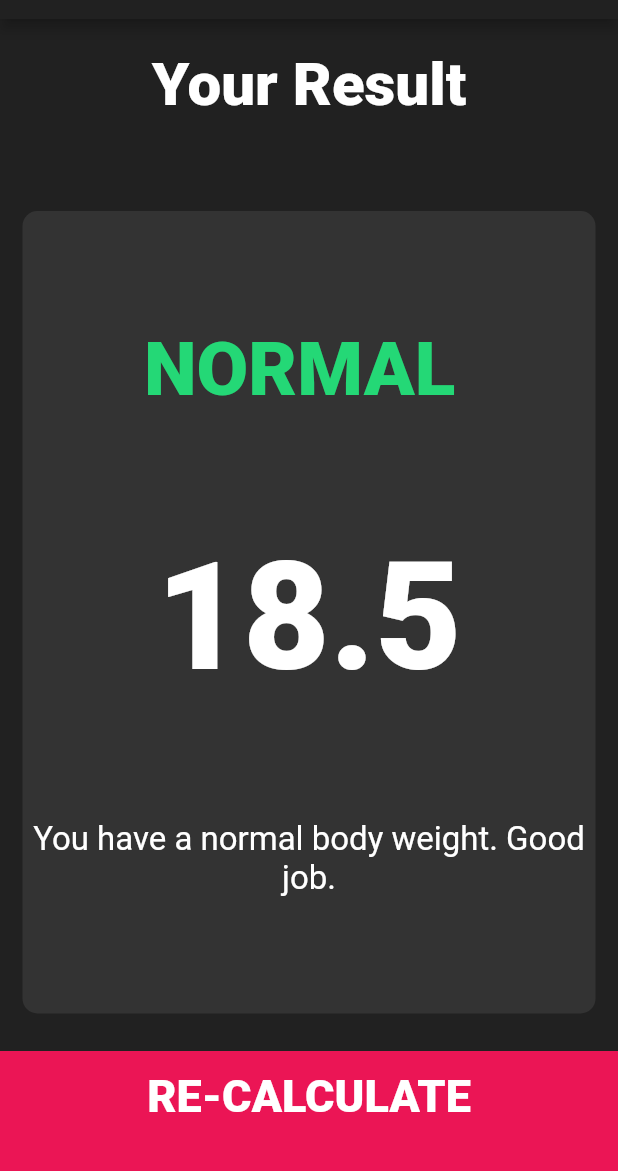
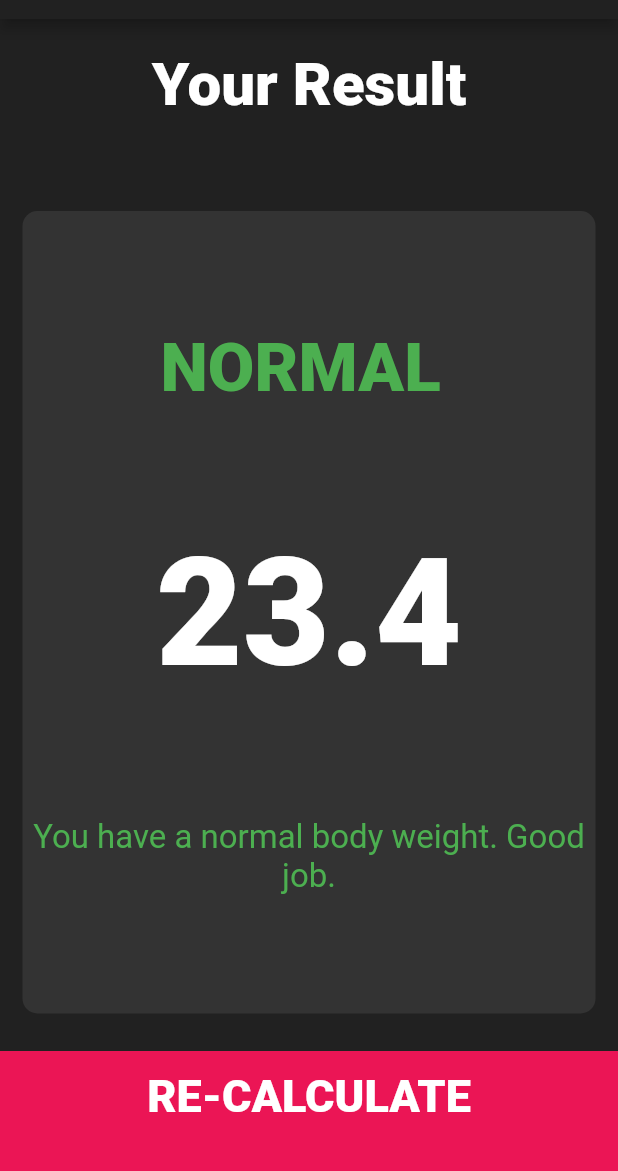
Before and after one commit to githubanis/bmi-calculator-flutter, a Flutter app: the screen it shows after launch, after a tap on "CALCULATE", on a phone screen of 412 x 824 dp, the part 65-1236 px from its top. Run offline on Flutter 3.47's test engine with Material 2 defaults, Android fonts, the phone set to English and light mode, and no system bars; our stand-ins replace font_awesome_flutter.

Commit message:
re-touch

```diff
--- a/lib/calculator_brain.dart
+++ b/lib/calculator_brain.dart
@@ -1,55 +1,76 @@
 import 'dart:math';
+
+import 'package:flutter/material.dart';
 
 class CalculatorBrain {
   CalculatorBrain({this.height, this.weight});
 
-  final int height;
-  final int weight;
+  final double height;
+  final double weight;
 
+  String _resultText;
+  Color _color;
+  String _interpolation;
   double _bmi;
 
-  String calculateBMI() {
-    _bmi = weight / pow(height / 100, 2);
+  String getBMI() {
     return _bmi.toStringAsFixed(1);
   }
 
-  String getResult() {
-    if (_bmi >= 40.0) {
-      return 'Obese Class III';
-    } else if (_bmi >= 35) {
-      return 'Obese Class II';
-    } else if (_bmi >= 30) {
-      return 'Obese Class I';
-    } else if (_bmi >= 25) {
-      return 'Overweight';
-    } else if (_bmi >= 18.5) {
-      return 'Normal ';
-    } else if (_bmi >= 16.0) {
-      return 'Underweight ';
-    } else if (_bmi >= 15.0) {
-      return 'Severely underweight ';
-    } else {
-      return 'Very severely underweight';
-    }
+  String getInterpretation() {
+    return _interpolation;
   }
 
-  String getInterpretation() {
+  String getResultText() {
+    return _resultText;
+  }
+
+  Color getColor() {
+    return _color;
+  }
+
+  void setResult() {
+    _bmi = weight / pow(height / 100, 2);
+
     if (_bmi >= 40.0) {
-      return 'High risk of developing heart disease, high blood pressure, stroke, diabetes';
+      _resultText = 'Obese Class III';
+      _color = Colors.red;
+      _interpolation =
+          'High risk of developing heart disease, high blood pressure, stroke, diabetes';
     } else if (_bmi >= 35) {
-      return 'Moderate risk of developing heart disease, high blood pressure, stroke, diabetes';
+      _resultText = 'Obese Class II';
+      _color = Colors.redAccent;
+      _interpolation =
+          'Moderate risk of developing heart disease, high blood pressure, stroke, diabetes';
     } else if (_bmi >= 30) {
-      return 'At a certain age, boost the risk of multiple diseases, including hypertension, coronary artery disease, congestive heart failure, stroke, asthma, pulmonary embolism, gallbladder disease';
+      _resultText = 'Obese Class I';
+      _color = Colors.orange;
+      _interpolation =
+          'At a certain age, boost the risk of multiple diseases, including hypertension, coronary artery disease, congestive heart failure, stroke, asthma, pulmonary embolism, gallbladder disease';
     } else if (_bmi >= 25) {
-      return 'You have a higher than normal body weight. Try to exercise more.';
+      _resultText = 'Overweight';
+      _color = Colors.yellow;
+      _interpolation =
+          'You have a higher than normal body weight. Try to exercise more.';
     } else if (_bmi >= 18.5) {
-      return 'You have a normal body weight. Good job. ';
+      _resultText = 'Normal ';
+      _color = Colors.green;
+      _interpolation = 'You have a normal body weight. Good job. ';
     } else if (_bmi >= 16.0) {
-      return 'Your body may not be getting the nutrients it needs to build healthy bones, skin, and hair.';
+      _resultText = 'Underweight ';
+      _color = Colors.lightBlueAccent;
+      _interpolation =
+          'Your body may not be getting the nutrients it needs to build healthy bones, skin, and hair.';
     } else if (_bmi >= 15.0) {
-      return 'Weighing too little can contribute to a weakened immune system, fragile bones and feeling tired.';
+      _resultText = 'Severely underweight ';
+      _color = Colors.lightBlue;
+      _interpolation =
+          'Weighing too little can contribute to a weakened immune system, fragile bones and feeling tired.';
     } else {
-      return 'High risk of weakened immune system, fragile bones and feeling tired.';
+      _resultText = 'Very severely underweight';
+      _color = Colors.blue;
+      _interpolation =
+          'High risk of weakened immune system, fragile bones and feeling tired.';
     }
   }
 }
--- a/lib/constants.dart
+++ b/lib/constants.dart
@@ -33,3 +33,18 @@ const kBMITextStyle = TextStyle(
 const kBodyTextStyle = TextStyle(
   fontSize: 22.0,
 );
+
+TextStyle fBMITextStyle(Color txtClr) {
+  return TextStyle(
+    fontSize: 45.0,
+    color: txtClr,
+    fontWeight: FontWeight.w900,
+  );
+}
+
+TextStyle fBodyTextStyle(Color txtClr) {
+  return TextStyle(
+    fontSize: 22.0,
+    color: txtClr,
+  );
+}
--- a/lib/main.dart
+++ b/lib/main.dart
@@ -1,6 +1,5 @@
+import 'package:bmi_calculator/screens/input_page.dart';
 import 'package:flutter/material.dart';
-
-import 'screens/input_page.dart';
 
 void main() => runApp(BMICalculator());
 
--- /dev/null
+++ b/lib/screens/fake_page.dart
@@ -0,0 +1,19 @@
+import 'package:flutter/material.dart';
+
+class FakePage extends StatelessWidget {
+  @override
+  Widget build(BuildContext context) {
+    return Scaffold(
+      appBar: AppBar(
+        title: Text(
+          'This is a fake page, try to figure out the puzzle',
+          style: TextStyle(
+            color: Colors.red,
+            fontWeight: FontWeight.bold,
+            fontSize: 15.0,
+          ),
+        ),
+      ),
+    );
+  }
+}
--- a/lib/screens/input_page.dart
+++ b/lib/screens/input_page.dart
@@ -21,9 +21,13 @@ class InputPage extends StatefulWidget {
 
 class _InputPageState extends State<InputPage> {
   Gender selectedGender;
-  int height = 180;
+  int height = 160;
+  int heightInInch = 60;
   int weight = 60;
-  int age = 25;
+  int weightInLB = 130;
+  int age = 20;
+  bool isSwitched = false;
+  bool isSwitchedLb = false;
 
   @override
   Widget build(BuildContext context) {
@@ -78,6 +82,32 @@ class _InputPageState extends State<InputPage> {
               cardChild: Column(
                 mainAxisAlignment: MainAxisAlignment.center,
                 children: <Widget>[
+                  Padding(
+                    padding: EdgeInsets.only(left: 15.0),
+                    child: Row(
+                      mainAxisAlignment: MainAxisAlignment.end,
+                      children: <Widget>[
+                        Text(
+                          !isSwitched ? 'INCH' : 'CM',
+                          style: TextStyle(
+                            fontSize: 15.0,
+                          ),
+                        ),
+                        Switch(
+                          activeTrackColor: Colors.white,
+                          activeColor: Colors.pink,
+                          inactiveTrackColor: Colors.white,
+                          inactiveThumbColor: Colors.pink,
+                          value: isSwitched,
+                          onChanged: (value) {
+                            setState(() {
+                              isSwitched = value;
+                            });
+                          },
+                        ),
+                      ],
+                    ),
+                  ),
                   Text(
                     'HEIGHT',
                     style: kLabelTextStyle,
@@ -88,11 +118,13 @@ class _InputPageState extends State<InputPage> {
                     textBaseline: TextBaseline.alphabetic,
                     children: <Widget>[
                       Text(
-                        height.toString(),
+                        !isSwitched
+                            ? height.toString()
+                            : heightInInch.toString(),
                         style: kNumberTextStyle,
                       ),
                       Text(
-                        ' CM',
+                        !isSwitched ? ' CM' : ' INCH',
                         style: kLabelTextStyle,
                       ),
                     ],
@@ -110,12 +142,16 @@ class _InputPageState extends State<InputPage> {
                           RoundSliderOverlayShape(overlayRadius: 30.0),
                     ),
                     child: Slider(
-                      value: height.toDouble(),
-                      min: 100.0,
-                      max: 220.0,
+                      value: !isSwitched
+                          ? height.toDouble()
+                          : heightInInch.toDouble(),
+                      min: !isSwitched ? 100.0 : 40.0,
+                      max: !isSwitched ? 220.0 : 80.0,
                       onChanged: (double newValue) {
                         setState(() {
-                          height = newValue.round();
+                          !isSwitched
+                              ? height = newValue.round()
+                              : heightInInch = newValue.round();
                         });
                       },
                     ),
@@ -133,12 +169,40 @@ class _InputPageState extends State<InputPage> {
                     cardChild: Column(
                       mainAxisAlignment: MainAxisAlignment.center,
                       children: <Widget>[
+                        Padding(
+                          padding: EdgeInsets.only(left: 15.0),
+                          child: Row(
+                            mainAxisAlignment: MainAxisAlignment.end,
+                            children: <Widget>[
+                              Text(
+                                !isSwitchedLb ? 'LB' : 'KG',
+                                style: TextStyle(
+                                  fontSize: 15.0,
+                                ),
+                              ),
+                              Switch(
+                                activeTrackColor: Colors.white,
+                                activeColor: Colors.pink,
+                                inactiveTrackColor: Colors.white,
+                                inactiveThumbColor: Colors.pink,
+                                value: isSwitchedLb,
+                                onChanged: (value) {
+                                  setState(() {
+                                    isSwitchedLb = value;
+                                  });
+                                },
+                              ),
+                            ],
+                          ),
+                        ),
                         Text(
-                          'WEIGHT',
+                          isSwitchedLb ? 'WEIGHT/POUND' : 'WEIGHT/KG',
                           style: kLabelTextStyle,
                         ),
                         Text(
-                          weight.toString(),
+                          isSwitchedLb
+                              ? weightInLB.toString()
+                              : weight.toString(),
                           style: kNumberTextStyle,
                         ),
                         Row(
@@ -148,7 +212,7 @@ class _InputPageState extends State<InputPage> {
                               icon: FontAwesomeIcons.minus,
                               onPressed: () {
                                 setState(() {
-                                  weight--;
+                                  isSwitchedLb ? weightInLB-- : weight--;
                                 });
                               },
                             ),
@@ -159,7 +223,7 @@ class _InputPageState extends State<InputPage> {
                               icon: FontAwesomeIcons.plus,
                               onPressed: () {
                                 setState(() {
-                                  weight++;
+                                  isSwitchedLb ? weightInLB++ : weight++;
                                 });
                               },
                             ),
@@ -217,15 +281,20 @@ class _InputPageState extends State<InputPage> {
           BottomButton(
             buttonTitle: 'CALCULATE',
             onTap: () {
-              CalculatorBrain calc =
-                  CalculatorBrain(height: height, weight: weight);
+              CalculatorBrain calc = CalculatorBrain(
+                height: !isSwitched ? height.toDouble() : heightInInch * 2.54,
+                weight:
+                    isSwitchedLb ? weightInLB * 0.453592 : weight.toDouble(),
+              );
+              calc.setResult();
               Navigator.push(
                 context,
                 MaterialPageRoute(
                   builder: (context) => ResultsPage(
-                    bmiResult: calc.calculateBMI(),
+                    bmiResult: calc.getBMI(),
                     interpretation: calc.getInterpretation(),
-                    resultText: calc.getResult(),
+                    resultText: calc.getResultText(),
+                    resultTextClr: calc.getColor(),
                   ),
                 ),
               );
--- a/lib/screens/results_page.dart
+++ b/lib/screens/results_page.dart
@@ -5,13 +5,16 @@ import 'file:///D:/Flutter/bmi-calculator-flutter/lib/components/bottom_button.d
 import 'file:///D:/Flutter/bmi-calculator-flutter/lib/components/reusable_card.dart';
 
 class ResultsPage extends StatelessWidget {
-  ResultsPage(
-      {@required this.bmiResult,
-      @required this.interpretation,
-      @required this.resultText});
+  ResultsPage({
+    @required this.bmiResult,
+    @required this.interpretation,
+    @required this.resultText,
+    @required this.resultTextClr,
+  });
   final String bmiResult;
   final String resultText;
   final String interpretation;
+  final Color resultTextClr;
   @override
   Widget build(BuildContext context) {
     return Scaffold(
@@ -42,7 +45,7 @@ class ResultsPage extends StatelessWidget {
                 children: <Widget>[
                   Text(
                     resultText.toUpperCase(),
-                    style: kResultTextStyle,
+                    style: fBMITextStyle(resultTextClr),
                   ),
                   Text(
                     bmiResult,
@@ -51,7 +54,7 @@ class ResultsPage extends StatelessWidget {
                   Text(
                     interpretation,
                     textAlign: TextAlign.center,
-                    style: kBodyTextStyle,
+                    style: fBodyTextStyle(resultTextClr),
                   )
                 ],
               ),
--- a/pubspec.yaml
+++ b/pubspec.yaml
@@ -9,7 +9,7 @@ environment:
 dependencies:
   flutter:
     sdk: flutter
-
+  slider_button: ^1.0.0
   cupertino_icons: ^0.1.2
   font_awesome_flutter: ^8.4.0
 
```
Also changed, not shown: 1 other file.
